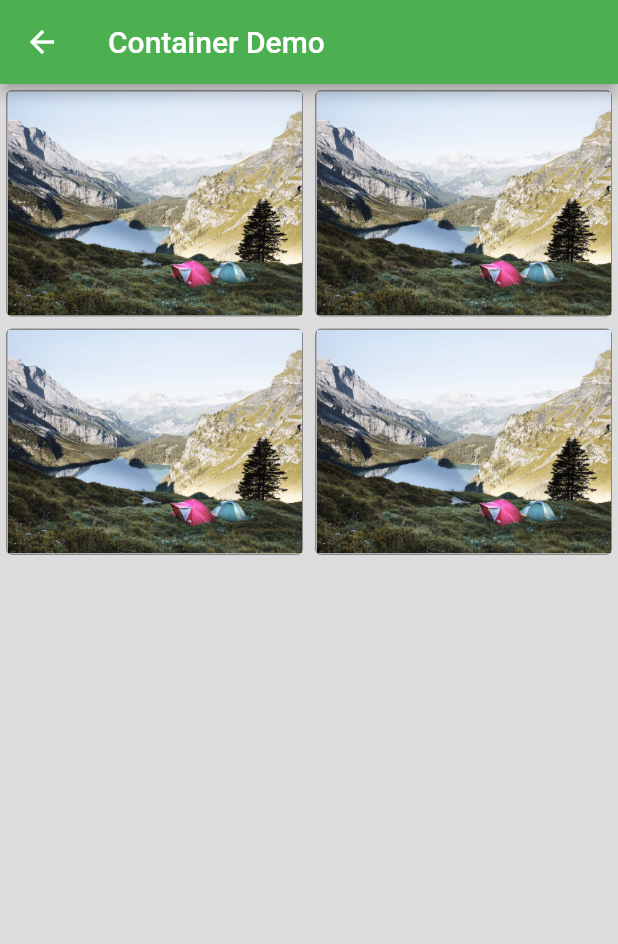
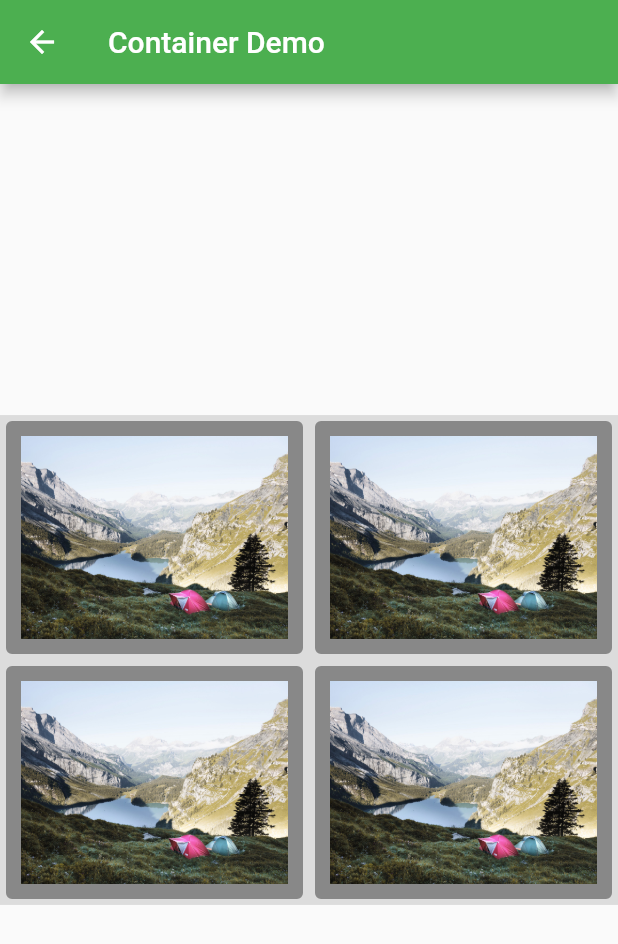
Before and after one commit to sunnyxibei/go_gank, a Flutter app: the screen it shows after launch, after a tap on "打开Container示例页面", on a phone screen of 412 x 824 dp. Shown: the top 944 px of the screen. Run offline on Flutter 3.47's test engine with Material 2 defaults, Android fonts, the phone set to English and light mode, and no system bars; missing offline and left inert: dart:ffi.

Commit message:
Test GridView count

```diff
--- a/lib/container.dart
+++ b/lib/container.dart
@@ -7,6 +7,7 @@ class ContainerPage extends StatelessWidget {
   Widget buildContainer() => Container(
         decoration: BoxDecoration(color: Colors.black12),
         child: Column(
+          mainAxisSize: MainAxisSize.min,
           children: <Widget>[
             Row(
               children: [
@@ -25,10 +26,11 @@ class ContainerPage extends StatelessWidget {
       );
 
   Widget _buildImage(String name) {
+    //Expanded 可以缩放大小的Widget
     return Expanded(
       child: Container(
         decoration: BoxDecoration(
-          border: Border.all(color: Colors.black38),
+          border: Border.all(width: 10, color: Colors.black38),
           borderRadius: BorderRadius.all(Radius.circular(4)),
         ),
         margin: EdgeInsets.all(4),
--- a/lib/main.dart
+++ b/lib/main.dart
@@ -1,9 +1,10 @@
 import 'package:flutter/material.dart';
-import 'package:go_gank/BrowserPage.dart';
+import 'package:go_gank/browser_page.dart';
 import 'package:go_gank/container.dart';
-import 'package:go_gank/grid_demo.dart';
+import 'package:go_gank/grid_count_page.dart';
+import 'package:go_gank/grid_extent_page.dart';
 
-import 'ImagePage.dart';
+import 'pavlova_page.dart';
 
 bool topLevel = true;
 
@@ -18,6 +19,7 @@ class MyApp extends StatelessWidget {
         ),
         //首页路由
         home: MyHomePage(title: 'gank.io'),
+        routes: {"/container": (context) => ContainerPage()},
       );
 }
 
@@ -84,20 +86,34 @@ class _MyHomePageState extends State<MyHomePage> {
                 textColor: Colors.deepOrangeAccent,
                 child: Text("Trigger Browser Page ! $_counter")),
             RaisedButton(
-                onPressed: () => Navigator.of(context)
-                    .push(MaterialPageRoute(builder: (context) => ImagePage())),
+                onPressed: () => Navigator.of(context).push(
+                      MaterialPageRoute(
+                        builder: (context) => PavlovaPage(),
+                      ),
+                    ),
                 textColor: Colors.blue[200],
-                child: Text("打开图片浏览页面")),
+                child: Text("打开 PavlovaPage")),
             RaisedButton(
-                onPressed: () => Navigator.of(context).push(MaterialPageRoute(
-                    builder: (context) => GridExtentWidget())),
+                onPressed: () => Navigator.of(context).push(
+                      MaterialPageRoute(
+                        builder: (context) => GridExtentWidget(),
+                      ),
+                    ),
                 textColor: Colors.blue[200],
                 child: Text("打开GridView示例页面")),
             FlatButton(
-              onPressed: () => Navigator.of(context).push(
-                  MaterialPageRoute(builder: (context) => ContainerPage())),
+              onPressed: () => Navigator.of(context).pushNamed('/container'),
               textColor: Colors.green,
               child: Text("打开Container示例页面"),
+            ),
+            FlatButton(
+              child: Text("打开GridView Count示例页面"),
+              textColor: Colors.teal,
+              onPressed: () => Navigator.of(context).push(
+                MaterialPageRoute(
+                  builder: (context) => GridViewCountPage(),
+                ),
+              ),
             )
           ],
         ),
```
Also changed, not shown: lib/ImagePage.dart (deleted, +0 -109 lines), lib/grid_count_page.dart (added, +48 -0 lines), lib/pavlova_page.dart (added, +135 -0 lines), lib/browser_page.dart (renamed from lib/BrowserPage.dart), lib/grid_extent_page.dart (renamed from lib/grid_demo.dart).
